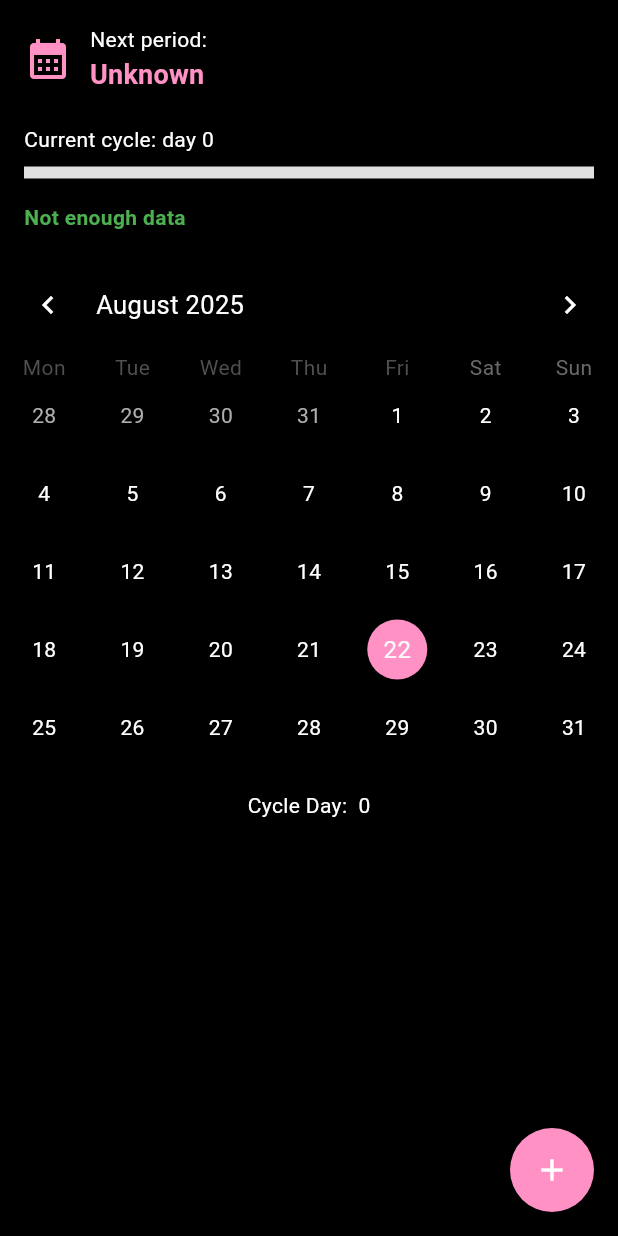
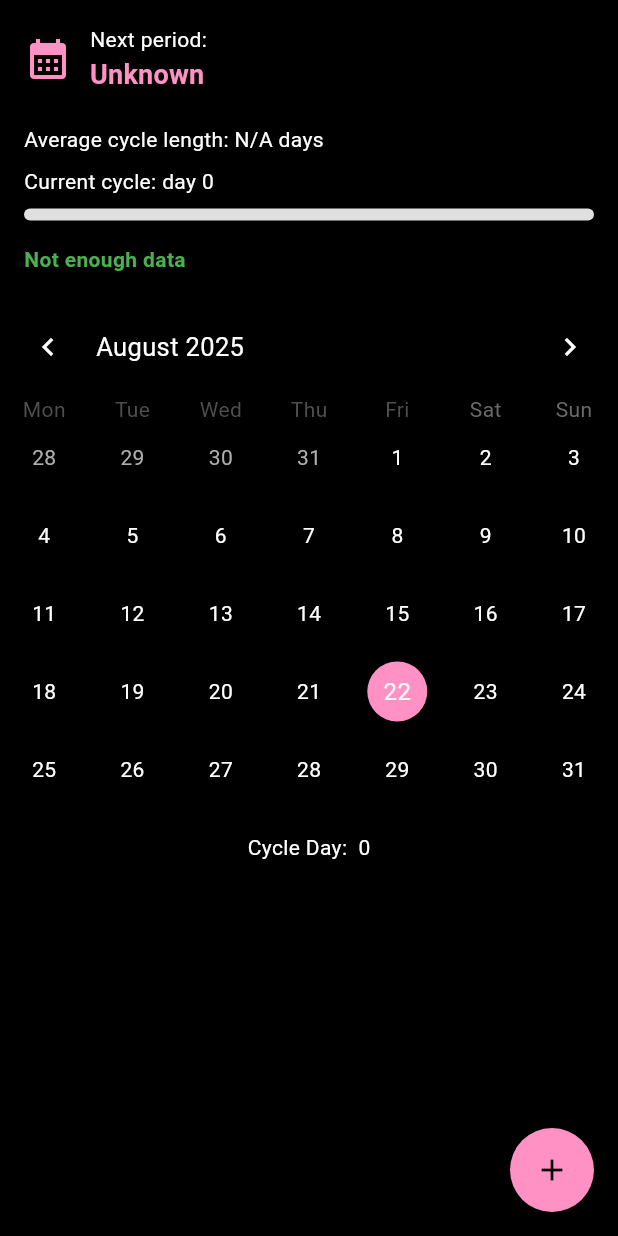
Before and after one commit to lebaaar/period_tracker, a Flutter app: the HomePage screen opened directly, on a phone screen of 412 x 824 dp. Run offline on Flutter 3.47's test engine with Material 3 defaults, Android fonts, the phone set to English and light mode, and no system bars; drawn by our look-alikes of table_calendar; our stand-ins replace go_router, package_info_plus, shared_preferences, sqflite; accounts and stored records are empty.

Commit message:
status indicator improvements

```diff
--- a/lib/pages/home_page.dart
+++ b/lib/pages/home_page.dart
@@ -13,7 +13,7 @@ class HomePage extends StatefulWidget {
   State<HomePage> createState() => _HomePageState();
 }
 
-class _HomePageState extends State<HomePage> {
+class _HomePageState extends State<HomePage> with TickerProviderStateMixin {
   DateTime? _rangeStart;
   DateTime? _rangeEnd;
   late DateTime _selectedDay;
@@ -31,7 +31,7 @@ class _HomePageState extends State<HomePage> {
     List<Period> periods = context.watch<PeriodProvider>().periods;
 
     final nextPeriod = periodProvider.getNextPeriodDate();
-    final currentCycleDay = periodProvider.getCurrentCycleDay(_selectedDay);
+    final currentCycleDay = periodProvider.getCurrentCycleDay(DateTime.now());
     final avgCycleLength = periodProvider.getAverageCycleLength();
     final status = periodProvider.getStatusMessage();
 
@@ -93,15 +93,23 @@ class _HomePageState extends State<HomePage> {
                   ),
                   const SizedBox(height: 20),
                   Text(
+                    'Average cycle length: ${avgCycleLength?.toStringAsFixed(1) ?? 'N/A'} days',
+                  ),
+                  const SizedBox(height: 8),
+                  Text(
                     'Current cycle: day $currentCycleDay',
                     style: Theme.of(context).textTheme.bodyMedium,
                   ),
                   const SizedBox(height: 8),
                   LinearProgressIndicator(
                     value: progress,
+                    valueColor: AlwaysStoppedAnimation<Color>(
+                      Theme.of(context).colorScheme.secondary,
+                    ),
                     minHeight: 8,
-                    backgroundColor: Colors.grey[300],
-                    color: Theme.of(context).colorScheme.primary,
+                    backgroundColor: Colors.grey[300], // TODO
+                    color: Theme.of(context).colorScheme.secondary,
+                    borderRadius: BorderRadius.circular(4),
                   ),
                   const SizedBox(height: 16),
                   Text(
@@ -237,8 +245,8 @@ class _HomePageState extends State<HomePage> {
           borderRadius: BorderRadius.circular(99.0),
         ),
         child: isInPeriod(_selectedDay)
-            ? const Icon(Icons.edit)
-            : const Icon(Icons.add),
+            ? Icon(Icons.edit, color: Theme.of(context).colorScheme.onPrimary)
+            : Icon(Icons.add, color: Theme.of(context).colorScheme.onPrimary),
       ),
     );
   }
```
